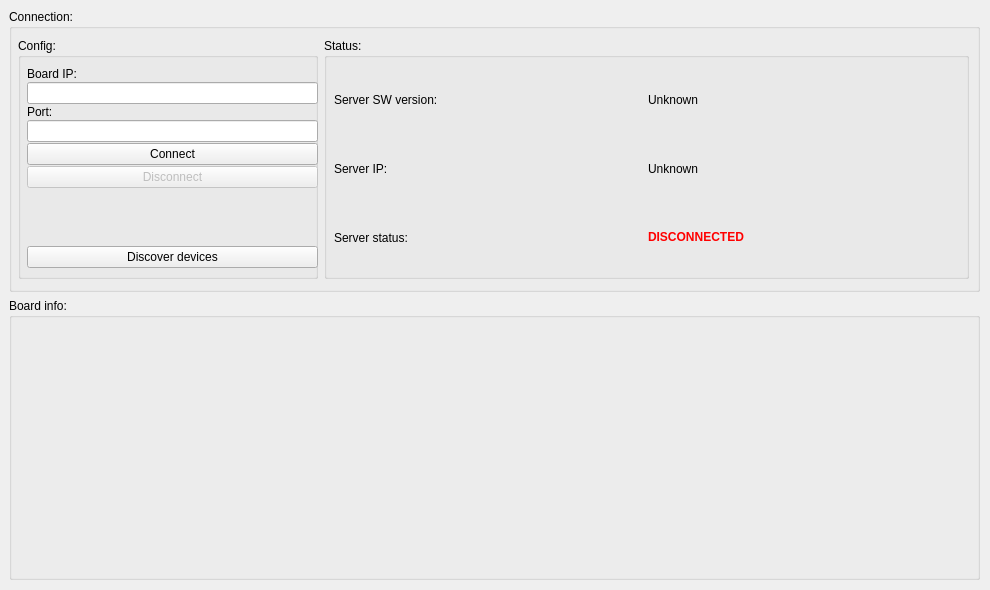
The window that connection.ui (garekkream/scopegui) describes before a commit, drawn with Qt 5.
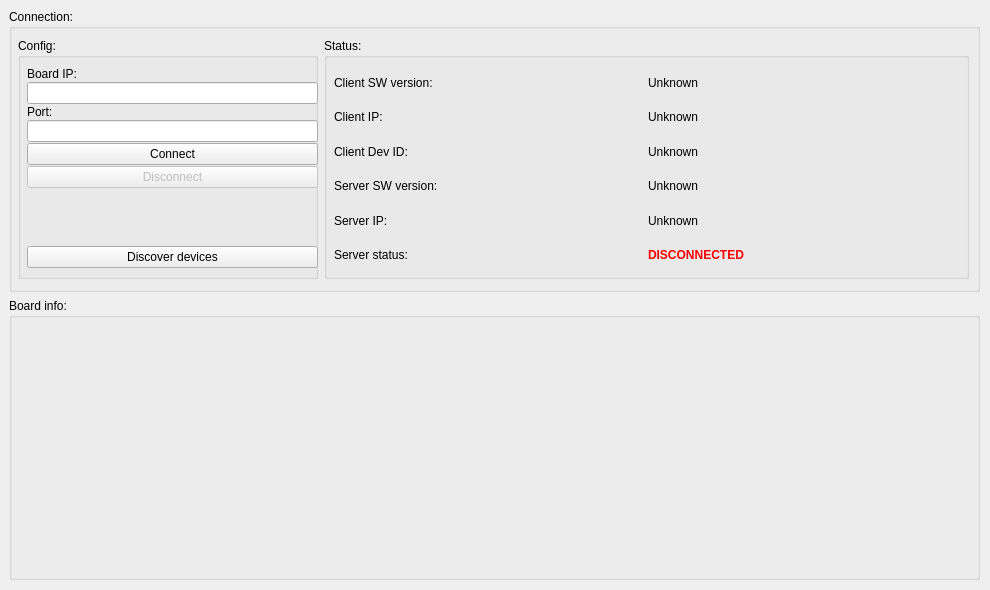
The same window after the commit.

Patch:
```diff
--- a/connection.ui
+++ b/connection.ui
@@ -147,24 +147,38 @@
             </rect>
            </property>
            <layout class="QGridLayout" name="gridLayout">
-            <item row="0" column="0">
-             <widget class="QLabel" name="labelSWVer">
+            <item row="1" column="0">
+             <widget class="QLabel" name="labelClientIP">
+              <property name="text">
+               <string>Client IP:</string>
+              </property>
+             </widget>
+            </item>
+            <item row="4" column="1">
+             <widget class="QLabel" name="labelServerIP_val">
+              <property name="text">
+               <string>Unknown</string>
+              </property>
+             </widget>
+            </item>
+            <item row="3" column="0">
+             <widget class="QLabel" name="labelServerSWVer">
               <property name="text">
                <string>Server SW version:</string>
               </property>
              </widget>
             </item>
-            <item row="2" column="0">
+            <item row="5" column="0">
              <widget class="QLabel" name="labelStatus">
               <property name="text">
                <string>Server status:</string>
               </property>
              </widget>
             </item>
-            <item row="1" column="0">
-             <widget class="QLabel" name="labelIP_2">
+            <item row="5" column="1">
+             <widget class="QLabel" name="labelStatus_val">
               <property name="text">
-               <string>Server IP:</string>
+               <string>&lt;html&gt;&lt;head/&gt;&lt;body&gt;&lt;p&gt;&lt;span style=&quot; font-weight:600; color:#ff0000;&quot;&gt;DISCONNECTED&lt;/span&gt;&lt;/p&gt;&lt;/body&gt;&lt;/html&gt;</string>
               </property>
              </widget>
             </item>
@@ -182,10 +196,38 @@
               </property>
              </widget>
             </item>
+            <item row="3" column="1">
+             <widget class="QLabel" name="labelServerSWVer_val">
+              <property name="text">
+               <string>Unknown</string>
+              </property>
+             </widget>
+            </item>
+            <item row="0" column="0">
+             <widget class="QLabel" name="labelClientSWVer">
+              <property name="text">
+               <string>Client SW version:</string>
+              </property>
+             </widget>
+            </item>
+            <item row="4" column="0">
+             <widget class="QLabel" name="labelServerIP">
+              <property name="text">
+               <string>Server IP:</string>
+              </property>
+             </widget>
+            </item>
+            <item row="2" column="0">
+             <widget class="QLabel" name="labelClientDevID">
+              <property name="text">
+               <string>Client Dev ID:</string>
+              </property>
+             </widget>
+            </item>
             <item row="2" column="1">
-             <widget class="QLabel" name="labelStatus_val">
+             <widget class="QLabel" name="labelClientDevID_val">
               <property name="text">
-               <string>&lt;html&gt;&lt;head/&gt;&lt;body&gt;&lt;p&gt;&lt;span style=&quot; font-weight:600; color:#ff0000;&quot;&gt;DISCONNECTED&lt;/span&gt;&lt;/p&gt;&lt;/body&gt;&lt;/html&gt;</string>
+               <string>Unknown</string>
               </property>
              </widget>
             </item>
```
Left out of the diff: 4 changed lines with no effect on the pictures.
